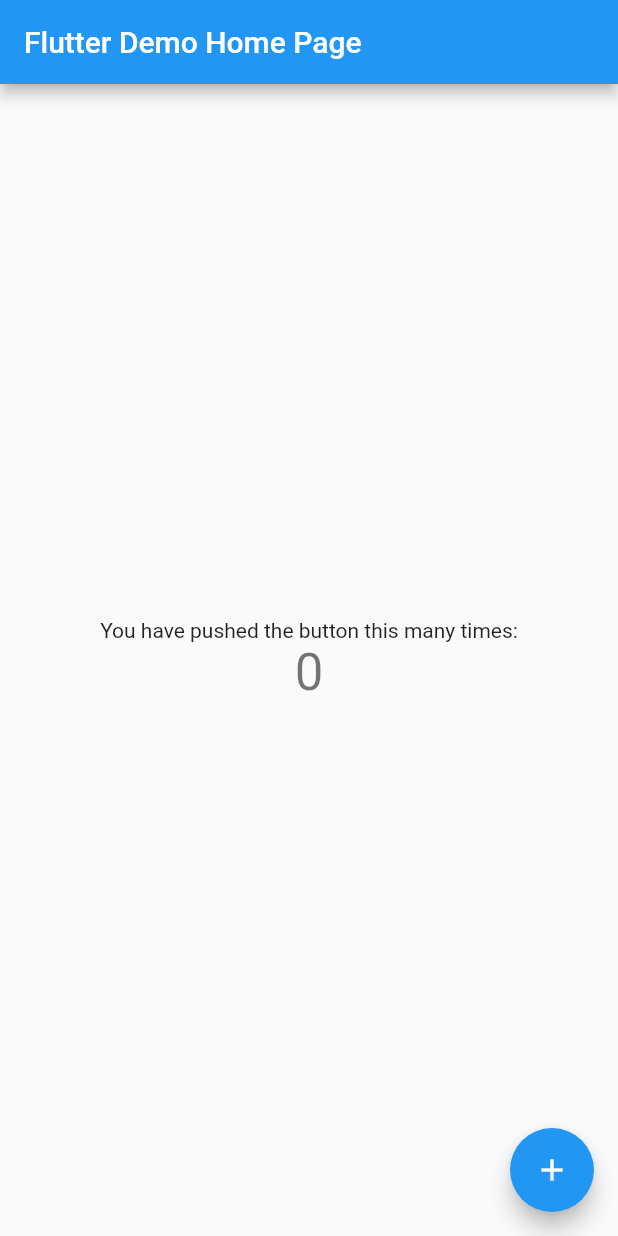
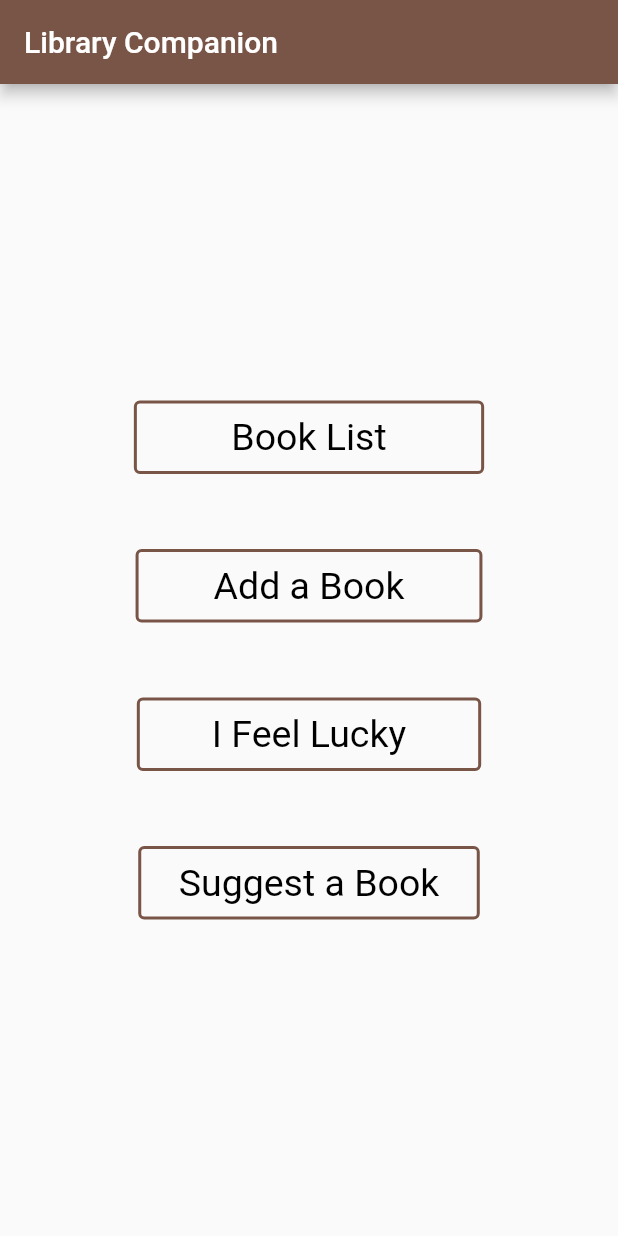
Before and after one commit to DiogoAndreBotas/library-companion-app, a Flutter app: the screen it shows after launch, on a phone screen of 412 x 824 dp. Run offline on Flutter 3.47's test engine with Material 2 defaults, Android fonts, the phone set to English and light mode, and no system bars.

Commit message:
Add Home Screen with buttons

```diff
--- a/library_companion/lib/main.dart
+++ b/library_companion/lib/main.dart
@@ -7,109 +7,73 @@ void main() {
 class MyApp extends StatelessWidget {
   const MyApp({super.key});
 
-  // This widget is the root of your application.
   @override
   Widget build(BuildContext context) {
     return MaterialApp(
-      title: 'Flutter Demo',
+      title: 'Library Companion',
       theme: ThemeData(
-        // This is the theme of your application.
-        //
-        // Try running your application with "flutter run". You'll see the
-        // application has a blue toolbar. Then, without quitting the app, try
-        // changing the primarySwatch below to Colors.green and then invoke
-        // "hot reload" (press "r" in the console where you ran "flutter run",
-        // or simply save your changes to "hot reload" in a Flutter IDE).
-        // Notice that the counter didn't reset back to zero; the application
-        // is not restarted.
-        primarySwatch: Colors.blue,
+        primarySwatch: Colors.brown,
       ),
-      home: const MyHomePage(title: 'Flutter Demo Home Page'),
+      home: const HomePage(title: 'Library Companion'),
     );
   }
 }
 
-class MyHomePage extends StatefulWidget {
-  const MyHomePage({super.key, required this.title});
-
-  // This widget is the home page of your application. It is stateful, meaning
-  // that it has a State object (defined below) that contains fields that affect
-  // how it looks.
-
-  // This class is the configuration for the state. It holds the values (in this
-  // case the title) provided by the parent (in this case the App widget) and
-  // used by the build method of the State. Fields in a Widget subclass are
-  // always marked "final".
+class HomePage extends StatelessWidget {
+  const HomePage({super.key, required this.title});
 
   final String title;
 
   @override
-  State<MyHomePage> createState() => _MyHomePageState();
+  Widget build(BuildContext context) {
+    return Scaffold(
+      appBar: AppBar(
+        title: Text(title),
+      ),
+      body: Center(
+        child: Column(
+          mainAxisSize: MainAxisSize.min,
+          children: const <Widget>[
+            HomeButton(text: 'Book List', verticalPadding: 10, horizontalPadding: 65),
+            SizedBox(height: 50),
+            HomeButton(text: 'Add a Book', verticalPadding: 10, horizontalPadding: 52),
+            SizedBox(height: 50),
+            HomeButton(text: 'I Feel Lucky', verticalPadding: 10, horizontalPadding: 50),
+            SizedBox(height: 50),
+            HomeButton(text: 'Suggest a Book', verticalPadding: 10, horizontalPadding: 27),
+          ],
+        ),
+      ),
+    );
+  }
 }
 
-class _MyHomePageState extends State<MyHomePage> {
-  int _counter = 0;
+class HomeButton extends StatelessWidget {
+  const HomeButton({
+    super.key,
+    required this.text,
+    required this.verticalPadding,
+    required this.horizontalPadding
+  });
 
-  void _incrementCounter() {
-    setState(() {
-      // This call to setState tells the Flutter framework that something has
-      // changed in this State, which causes it to rerun the build method below
-      // so that the display can reflect the updated values. If we changed
-      // _counter without calling setState(), then the build method would not be
-      // called again, and so nothing would appear to happen.
-      _counter++;
-    });
-  }
+  final String text;
+  final double verticalPadding;
+  final double horizontalPadding;
 
   @override
   Widget build(BuildContext context) {
-    // This method is rerun every time setState is called, for instance as done
-    // by the _incrementCounter method above.
-    //
-    // The Flutter framework has been optimized to make rerunning build methods
-    // fast, so that you can just rebuild anything that needs updating rather
-    // than having to individually change instances of widgets.
-    return Scaffold(
-      appBar: AppBar(
-        // Here we take the value from the MyHomePage object that was created by
-        // the App.build method, and use it to set our appbar title.
-        title: Text(widget.title),
+    return OutlinedButton(
+      style: TextButton.styleFrom(
+        textStyle: const TextStyle(fontSize: 25),
+        side: const BorderSide(width: 2, color: Colors.brown),
+        padding: EdgeInsets.symmetric(
+          vertical: verticalPadding,
+          horizontal: horizontalPadding
+        ),
+        foregroundColor: Colors.black
       ),
-      body: Center(
-        // Center is a layout widget. It takes a single child and positions it
-        // in the middle of the parent.
-        child: Column(
-          // Column is also a layout widget. It takes a list of children and
-          // arranges them vertically. By default, it sizes itself to fit its
-          // children horizontally, and tries to be as tall as its parent.
-          //
-          // Invoke "debug painting" (press "p" in the console, choose the
-          // "Toggle Debug Paint" action from the Flutter Inspector in Android
-          // Studio, or the "Toggle Debug Paint" command in Visual Studio Code)
-          // to see the wireframe for each widget.
-          //
-          // Column has various properties to control how it sizes itself and
-          // how it positions its children. Here we use mainAxisAlignment to
-          // center the children vertically; the main axis here is the vertical
-          // axis because Columns are vertical (the cross axis would be
-          // horizontal).
-          mainAxisAlignment: MainAxisAlignment.center,
-          children: <Widget>[
-            const Text(
-              'You have pushed the button this many times:',
-            ),
-            Text(
-              '$_counter',
-              style: Theme.of(context).textTheme.headlineMedium,
-            ),
-          ],
-        ),
-      ),
-      floatingActionButton: FloatingActionButton(
-        onPressed: _incrementCounter,
-        tooltip: 'Increment',
-        child: const Icon(Icons.add),
-      ), // This trailing comma makes auto-formatting nicer for build methods.
+      onPressed: () {},
+      child: Text(text),
     );
   }
 }
```
